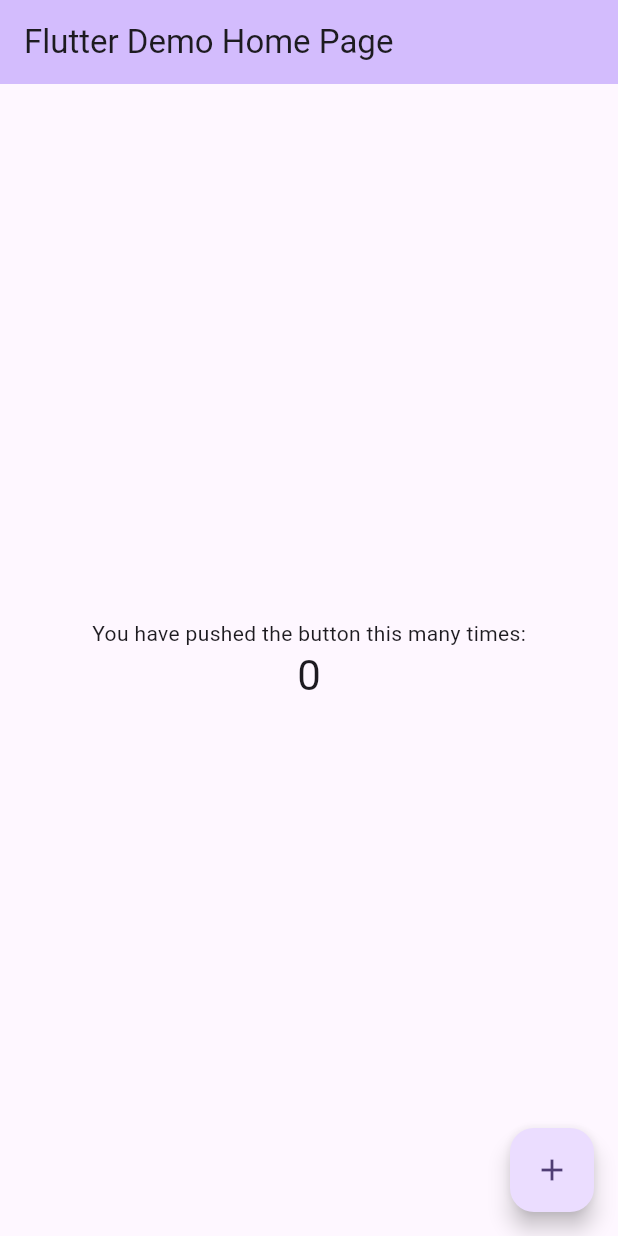
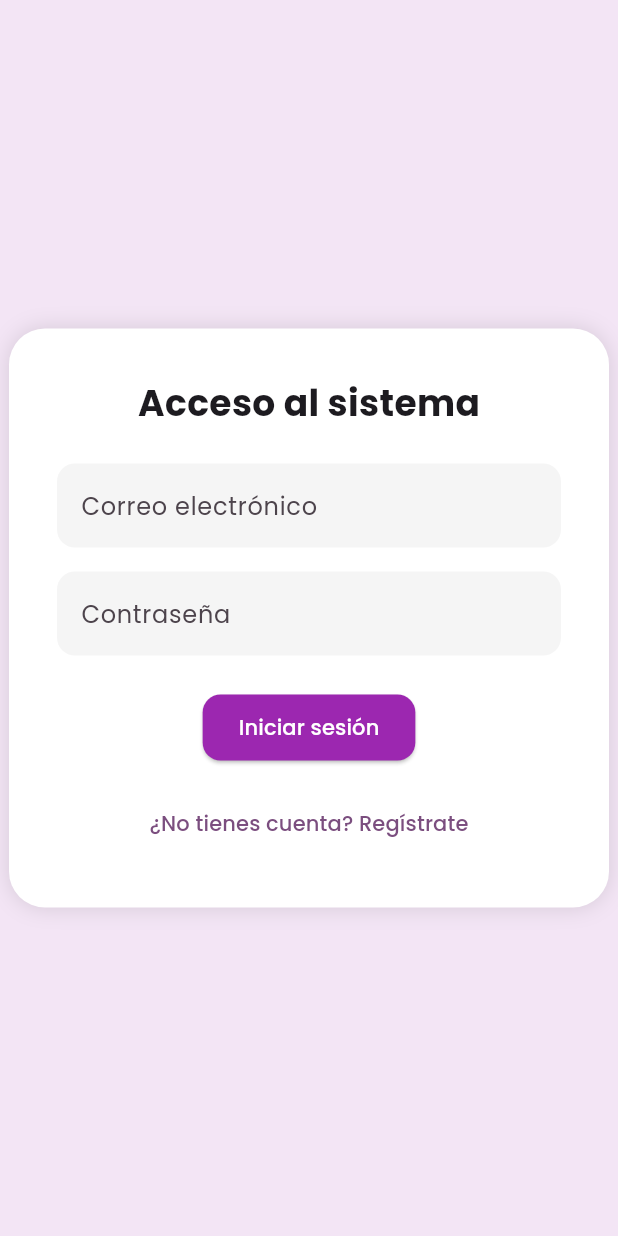
Before and after one commit to mica1470/Sistema-Eventos, a Flutter app: the screen it shows after launch, on a phone screen of 412 x 824 dp. Run offline on Flutter 3.47's test engine with Material 3 defaults, Android fonts, the light colour scheme and no system bars; our stand-ins replace cloud_firestore, firebase_auth, firebase_core, google_fonts; accounts and stored records are empty.

Commit message:
Inicializacion del login y esqueleto del sistema
I

```diff
--- a/eventos_infantiles_web/lib/main.dart
+++ b/eventos_infantiles_web/lib/main.dart
@@ -1,125 +1,59 @@
 import 'package:flutter/material.dart';
+import 'package:google_fonts/google_fonts.dart';
+import 'package:firebase_core/firebase_core.dart';
+import 'pantallas/login_pantalla.dart';
+import 'pantallas/dashboard_pantalla.dart'; // nuevo import
+import 'firebase_options.dart';
+import 'pantallas/nueva_reserva_pantalla.dart'; // nuevo import
+import 'pantallas/stock_pantalla.dart';
+import 'pantallas/configuracion_pantalla.dart';
 
-void main() {
-  runApp(const MyApp());
+void main() async {
+  WidgetsFlutterBinding.ensureInitialized();
+  await Firebase.initializeApp(
+    options: DefaultFirebaseOptions.currentPlatform,
+  );
+  runApp(const EventosInfantilesApp());
 }
 
-class MyApp extends StatelessWidget {
-  const MyApp({super.key});
+class EventosInfantilesApp extends StatelessWidget {
+  const EventosInfantilesApp({super.key});
 
-  // This widget is the root of your application.
   @override
   Widget build(BuildContext context) {
     return MaterialApp(
-      title: 'Flutter Demo',
+      title: 'Eventos Infantiles',
       theme: ThemeData(
-        // This is the theme of your application.
-        //
-        // TRY THIS: Try running your application with "flutter run". You'll see
-        // the application has a purple toolbar. Then, without quitting the app,
-        // try changing the seedColor in the colorScheme below to Colors.green
-        // and then invoke "hot reload" (save your changes or press the "hot
-        // reload" button in a Flutter-supported IDE, or press "r" if you used
-        // the command line to start the app).
-        //
-        // Notice that the counter didn't reset back to zero; the application
-        // state is not lost during the reload. To reset the state, use hot
-        // restart instead.
-        //
-        // This works for code too, not just values: Most code changes can be
-        // tested with just a hot reload.
-        colorScheme: ColorScheme.fromSeed(seedColor: Colors.deepPurple),
+        colorScheme: ColorScheme.fromSeed(seedColor: Colors.purple),
         useMaterial3: true,
+        textTheme: GoogleFonts.poppinsTextTheme(),
+        inputDecorationTheme: InputDecorationTheme(
+          filled: true,
+          fillColor: Colors.grey.shade100,
+          border: OutlineInputBorder(
+            borderRadius: BorderRadius.circular(12),
+            borderSide: BorderSide.none,
+          ),
+        ),
+        elevatedButtonTheme: ElevatedButtonThemeData(
+          style: ElevatedButton.styleFrom(
+            backgroundColor: Colors.purple,
+            foregroundColor: Colors.white,
+            padding: const EdgeInsets.symmetric(horizontal: 24, vertical: 12),
+            shape:
+                RoundedRectangleBorder(borderRadius: BorderRadius.circular(12)),
+          ),
+        ),
       ),
-      home: const MyHomePage(title: 'Flutter Demo Home Page'),
+      debugShowCheckedModeBanner: false,
+      initialRoute: '/login',
+      routes: {
+        '/login': (context) => const LoginPantalla(),
+        '/dashboard': (context) => const DashboardPantalla(),
+        '/nueva-reserva': (context) => const NuevaReservaPantalla(),
+        '/stock': (context) => const StockPantalla(),
+        '/configuracion': (context) => const ConfiguracionPantalla(),
+      },
     );
   }
 }
-
-class MyHomePage extends StatefulWidget {
-  const MyHomePage({super.key, required this.title});
-
-  // This widget is the home page of your application. It is stateful, meaning
-  // that it has a State object (defined below) that contains fields that affect
-  // how it looks.
-
-  // This class is the configuration for the state. It holds the values (in this
-  // case the title) provided by the parent (in this case the App widget) and
-  // used by the build method of the State. Fields in a Widget subclass are
-  // always marked "final".
-
-  final String title;
-
-  @override
-  State<MyHomePage> createState() => _MyHomePageState();
-}
-
-class _MyHomePageState extends State<MyHomePage> {
-  int _counter = 0;
-
-  void _incrementCounter() {
-    setState(() {
-      // This call to setState tells the Flutter framework that something has
-      // changed in this State, which causes it to rerun the build method below
-      // so that the display can reflect the updated values. If we changed
-      // _counter without calling setState(), then the build method would not be
-      // called again, and so nothing would appear to happen.
-      _counter++;
-    });
-  }
-
-  @override
-  Widget build(BuildContext context) {
-    // This method is rerun every time setState is called, for instance as done
-    // by the _incrementCounter method above.
-    //
-    // The Flutter framework has been optimized to make rerunning build methods
-    // fast, so that you can just rebuild anything that needs updating rather
-    // than having to individually change instances of widgets.
-    return Scaffold(
-      appBar: AppBar(
-        // TRY THIS: Try changing the color here to a specific color (to
-        // Colors.amber, perhaps?) and trigger a hot reload to see the AppBar
-        // change color while the other colors stay the same.
-        backgroundColor: Theme.of(context).colorScheme.inversePrimary,
-        // Here we take the value from the MyHomePage object that was created by
-        // the App.build method, and use it to set our appbar title.
-        title: Text(widget.title),
-      ),
-      body: Center(
-        // Center is a layout widget. It takes a single child and positions it
-        // in the middle of the parent.
-        child: Column(
-          // Column is also a layout widget. It takes a list of children and
-          // arranges them vertically. By default, it sizes itself to fit its
-          // children horizontally, and tries to be as tall as its parent.
-          //
-          // Column has various properties to control how it sizes itself and
-          // how it positions its children. Here we use mainAxisAlignment to
-          // center the children vertically; the main axis here is the vertical
-          // axis because Columns are vertical (the cross axis would be
-          // horizontal).
-          //
-          // TRY THIS: Invoke "debug painting" (choose the "Toggle Debug Paint"
-          // action in the IDE, or press "p" in the console), to see the
-          // wireframe for each widget.
-          mainAxisAlignment: MainAxisAlignment.center,
-          children: <Widget>[
-            const Text(
-              'You have pushed the button this many times:',
-            ),
-            Text(
-              '$_counter',
-              style: Theme.of(context).textTheme.headlineMedium,
-            ),
-          ],
-        ),
-      ),
-      floatingActionButton: FloatingActionButton(
-        onPressed: _incrementCounter,
-        tooltip: 'Increment',
-        child: const Icon(Icons.add),
-      ), // This trailing comma makes auto-formatting nicer for build methods.
-    );
-  }
-}
--- /dev/null
+++ b/eventos_infantiles_web/lib/pantallas/login_pantalla.dart
@@ -0,0 +1,123 @@
+import 'package:flutter/material.dart';
+import 'package:firebase_auth/firebase_auth.dart';
+import 'registro_pantalla.dart';
+
+class LoginPantalla extends StatefulWidget {
+  const LoginPantalla({super.key});
+
+  @override
+  State<LoginPantalla> createState() => _LoginPantallaState();
+}
+
+class _LoginPantallaState extends State<LoginPantalla> {
+  final emailController = TextEditingController();
+  final passwordController = TextEditingController();
+  final formKey = GlobalKey<FormState>();
+  String? errorMensaje;
+  bool cargando = false;
+
+  Future<void> _iniciarSesion() async {
+    final email = emailController.text.trim();
+    final password = passwordController.text.trim();
+
+    if (!formKey.currentState!.validate()) return;
+
+    setState(() {
+      cargando = true;
+      errorMensaje = null;
+    });
+
+    try {
+      await FirebaseAuth.instance.signInWithEmailAndPassword(
+        email: email,
+        password: password,
+      );
+
+      // Navegar al Dashboard
+      if (!mounted)
+        return; // para evitar errores si el widget ya no está en pantalla
+      Navigator.of(context).pushReplacementNamed('/dashboard');
+    } on FirebaseAuthException catch (e) {
+      setState(() {
+        errorMensaje = e.message;
+      });
+    } finally {
+      setState(() {
+        cargando = false;
+      });
+    }
+  }
+
+  @override
+  Widget build(BuildContext context) {
+    return Scaffold(
+      backgroundColor: Colors.purple.shade50,
+      body: Center(
+        child: SingleChildScrollView(
+          child: Container(
+            constraints: const BoxConstraints(maxWidth: 400),
+            padding: const EdgeInsets.all(32),
+            decoration: BoxDecoration(
+              color: Colors.white,
+              borderRadius: BorderRadius.circular(24),
+              boxShadow: const [
+                BoxShadow(blurRadius: 12, color: Colors.black12)
+              ],
+            ),
+            child: Form(
+              key: formKey,
+              child: Column(
+                children: [
+                  const Text(
+                    "Acceso al sistema",
+                    style: TextStyle(fontSize: 24, fontWeight: FontWeight.bold),
+                  ),
+                  const SizedBox(height: 24),
+                  TextFormField(
+                    controller: emailController,
+                    decoration:
+                        const InputDecoration(labelText: "Correo electrónico"),
+                    validator: (valor) => valor != null && valor.contains('@')
+                        ? null
+                        : 'Ingrese un correo válido',
+                  ),
+                  const SizedBox(height: 16),
+                  TextFormField(
+                    controller: passwordController,
+                    decoration: const InputDecoration(labelText: "Contraseña"),
+                    obscureText: true,
+                    validator: (valor) => valor != null && valor.length >= 6
+                        ? null
+                        : 'Mínimo 6 caracteres',
+                  ),
+                  const SizedBox(height: 24),
+                  if (errorMensaje != null)
+                    Text(errorMensaje!,
+                        style: const TextStyle(color: Colors.red)),
+                  if (cargando)
+                    const CircularProgressIndicator()
+                  else
+                    ElevatedButton(
+                      onPressed: _iniciarSesion,
+                      child: const Text("Iniciar sesión"),
+                    ),
+                  const SizedBox(height: 16),
+                  TextButton(
+                    onPressed: () {
+                      Navigator.push(
+                        context,
+                        MaterialPageRoute(
+                            builder: (_) => const RegistroPantalla()),
+                      );
+                    },
+                    child: const Text('¿No tienes cuenta? Regístrate'),
+                  ),
+                ],
+              ),
+            ),
+          ),
+        ),
+      ),
+    );
+  }
+}
```
Also changed, not shown: eventos_infantiles_web/lib/pantallas/configuracion_pantalla.dart (added, +18 -0 lines), eventos_infantiles_web/lib/pantallas/dashboard_pantalla.dart (added, +27 -0 lines), eventos_infantiles_web/lib/pantallas/nueva_reserva_pantalla.dart (added, +158 -0 lines), eventos_infantiles_web/lib/pantallas/registro_pantalla.dart (added, +108 -0 lines), eventos_infantiles_web/lib/pantallas/stock_pantalla.dart (added, +18 -0 lines), eventos_infantiles_web/pubspec.yaml (+5 -3 lines), eventos_infantiles_web/firebase.json (added), eventos_infantiles_web/lib/firebase_options.dart (added), eventos_infantiles_web/lib/models/producto.dart (added), eventos_infantiles_web/lib/models/reserva.dart (added), eventos_infantiles_web/lib/services/auth_service.dart (added), eventos_infantiles_web/lib/services/reserva_service.dart (added), eventos_infantiles_web/lib/services/stock_service.dart (added), eventos_infantiles_web/lib/widgets/reserva_card.dart (added), 1 more files, 9 other files.
